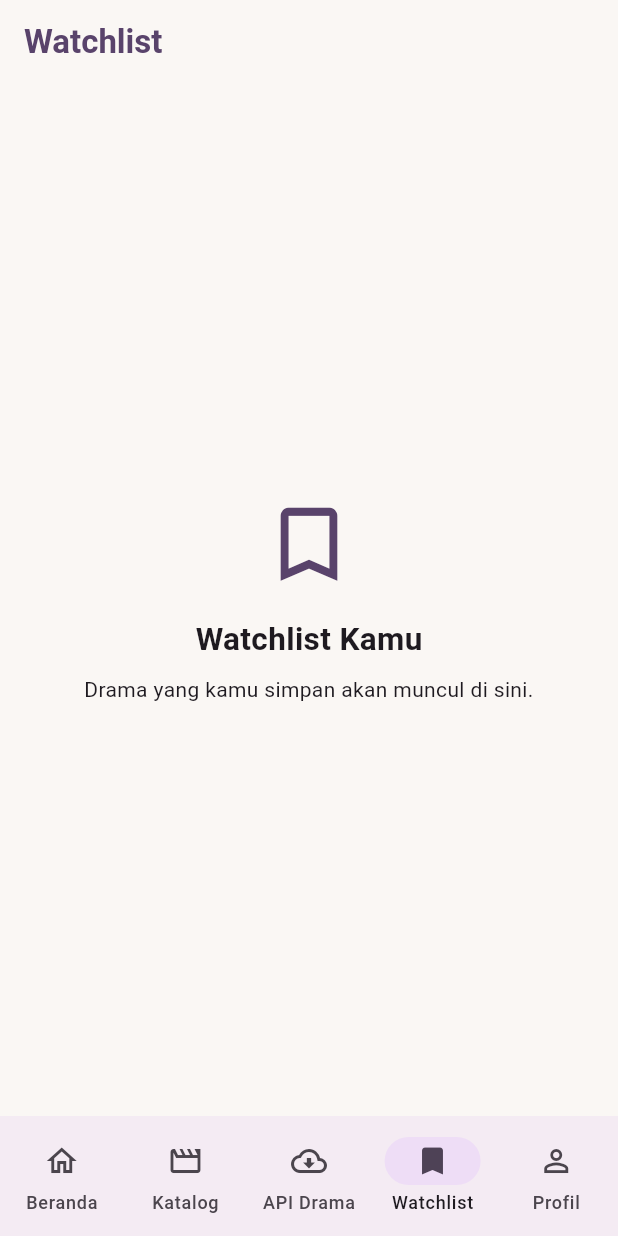
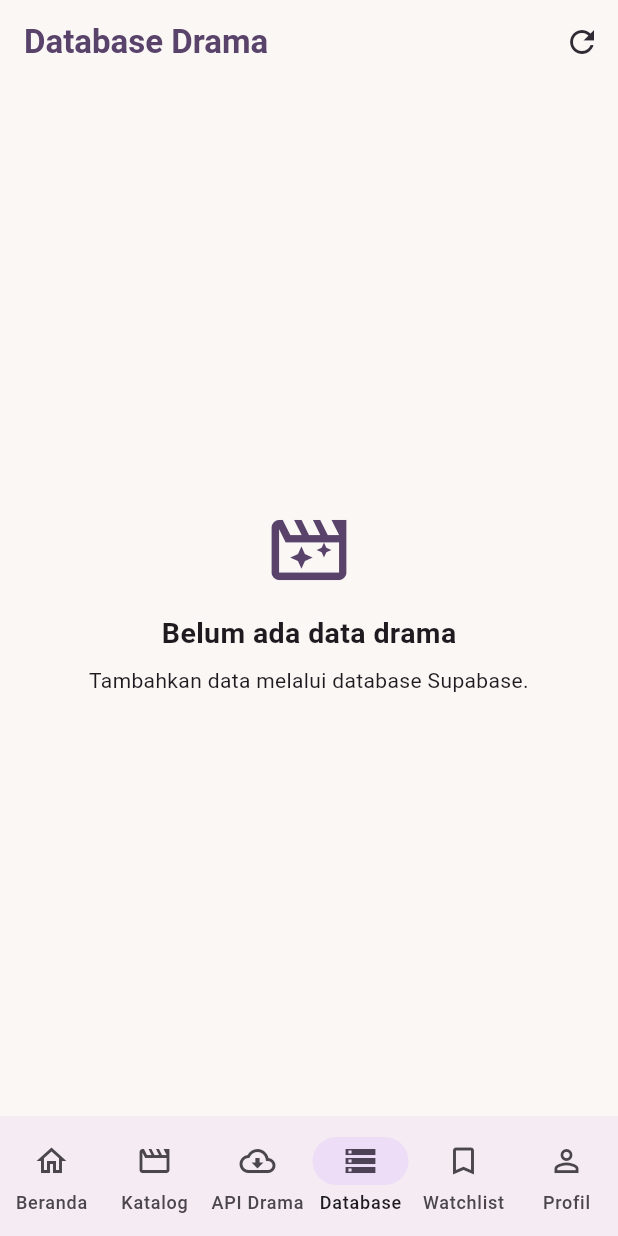
Before and after one commit to kadekmartini/UTS_2415051004_KadekMartiniAristianti, a Flutter app: the screen it shows after launch, item 4 of the bottom bar chosen, on a phone screen of 412 x 824 dp. Run offline on Flutter 3.47's test engine with Material 3 defaults, Android fonts, the phone set to English and light mode, and no system bars; our stand-ins replace supabase_flutter; accounts and stored records are empty.

Commit message:
Integrate backend database

```diff
--- a/lib/main.dart
+++ b/lib/main.dart
@@ -1,12 +1,29 @@
 import 'package:flutter/material.dart';
 import 'package:provider/provider.dart';
+import 'package:supabase_flutter/supabase_flutter.dart';
 
 import 'models/drama_item.dart';
 import 'models/drama_api_model.dart';
 import 'providers/drama_provider.dart';
 import 'providers/drama_api_provider.dart';
+import 'providers/drama_database_provider.dart';
+import 'screens/drama_database_screen.dart';
 
-void main() {
+// KONFIGURASI SUPABASE
+const String supabaseUrl =
+    'https://idpxiyyrjnusoiynbtpg.supabase.co';
+
+const String supabasePublishableKey =
+    'sb_publishable_Yo8NEsJKgv2yZHur5LNu1A_VxPU4CKX';
+
+Future<void> main() async {
+  WidgetsFlutterBinding.ensureInitialized();
+
+  await Supabase.initialize(
+    url: supabaseUrl,
+    publishableKey: supabasePublishableKey,
+  );
+
   runApp(
     MultiProvider(
       providers: [
@@ -15,6 +32,9 @@ void main() {
         ),
         ChangeNotifierProvider<DramaApiProvider>(
           create: (context) => DramaApiProvider(),
+        ),
+        ChangeNotifierProvider<DramaDatabaseProvider>(
+          create: (context) => DramaDatabaseProvider(),
         ),
       ],
       child: const MyApp(),
@@ -116,6 +136,7 @@ class _MainNavigationScreenState
     HomeScreen(),
     CatalogScreen(),
     ApiDramaScreen(),
+    DramaDatabaseScreen(),
     WatchlistScreen(),
     ProfileScreen(),
   ];
@@ -149,6 +170,11 @@ class _MainNavigationScreenState
             icon: Icon(Icons.cloud_download_outlined),
             selectedIcon: Icon(Icons.cloud_download),
             label: 'API Drama',
+          ),
+          NavigationDestination(
+            icon: Icon(Icons.storage_outlined),
+            selectedIcon: Icon(Icons.storage),
+            label: 'Database',
           ),
           NavigationDestination(
             icon: Icon(Icons.bookmark_outline),
@@ -723,9 +749,7 @@ class DramaDetailScreen extends StatelessWidget {
           const SizedBox(height: 24),
           FilledButton.icon(
             onPressed: () {
-              context
-                  .read<DramaProvider>()
-                  .toggleWatchlist(drama);
+              context.read<DramaProvider>().toggleWatchlist(drama);
 
               ScaffoldMessenger.of(context).showSnackBar(
                 SnackBar(
@@ -903,9 +927,7 @@ class _ApiDramaScreenState extends State<ApiDramaScreen> {
       hasSearched = true;
     });
 
-    await context
-        .read<DramaApiProvider>()
-        .searchDramas(query);
+    await context.read<DramaApiProvider>().searchDramas(query);
   }
 
   @override
@@ -985,7 +1007,6 @@ class _ApiDramaScreenState extends State<ApiDramaScreen> {
           ),
           const Divider(height: 1),
 
-          // STATUS LOADING
           if (apiProvider.isLoading)
             const Expanded(
               child: Center(
@@ -1001,8 +1022,6 @@ class _ApiDramaScreenState extends State<ApiDramaScreen> {
                 ),
               ),
             )
-
-          // STATUS ERROR
           else if (apiProvider.errorMessage != null)
             Expanded(
               child: Center(
@@ -1032,8 +1051,6 @@ class _ApiDramaScreenState extends State<ApiDramaScreen> {
                 ),
               ),
             )
-
-          // HASIL PENCARIAN ATAU STATUS KOSONG
           else if (apiProvider.dramas.isEmpty)
             Expanded(
               child: Center(
@@ -1073,8 +1090,6 @@ class _ApiDramaScreenState extends State<ApiDramaScreen> {
                 ),
               ),
             )
-
-          // HASIL REST API
           else
             Expanded(
               child: Column(
@@ -1098,7 +1113,6 @@ class _ApiDramaScreenState extends State<ApiDramaScreen> {
                       itemCount: apiProvider.dramas.length,
                       itemBuilder: (context, index) {
                         final drama = apiProvider.dramas[index];
-
                         return ApiDramaCard(drama: drama);
                       },
                     ),
--- /dev/null
+++ b/lib/models/drama_database_model.dart
@@ -0,0 +1,47 @@
+class DramaDatabaseModel {
+  final int id;
+  final String title;
+  final int? year;
+  final String genre;
+  final String? description;
+  final String? posterUrl;
+  final DateTime? createdAt;
+
+  const DramaDatabaseModel({
+    required this.id,
+    required this.title,
+    required this.year,
+    required this.genre,
+    required this.description,
+    required this.posterUrl,
+    required this.createdAt,
+  });
+
+  factory DramaDatabaseModel.fromJson(
+    Map<String, dynamic> json,
+  ) {
+    return DramaDatabaseModel(
+      id: (json['id'] as num).toInt(),
+      title: json['title'] as String,
+      year: (json['year'] as num?)?.toInt(),
+      genre: json['genre'] as String,
+      description: json['description'] as String?,
+      posterUrl: json['poster_url'] as String?,
+      createdAt: json['created_at'] == null
+          ? null
+          : DateTime.tryParse(
+              json['created_at'].toString(),
+            ),
+    );
+  }
+
+  Map<String, dynamic> toJson() {
+    return {
+      'title': title,
+      'year': year,
+      'genre': genre,
+      'description': description,
+      'poster_url': posterUrl,
+    };
+  }
+}
--- /dev/null
+++ b/lib/providers/drama_database_provider.dart
@@ -0,0 +1,44 @@
+import 'package:flutter/foundation.dart';
+
+import '../models/drama_database_model.dart';
+import '../services/drama_supabase_service.dart';
+
+class DramaDatabaseProvider extends ChangeNotifier {
+  final DramaSupabaseService _service;
+
+  DramaDatabaseProvider({
+    DramaSupabaseService? service,
+  }) : _service = service ?? DramaSupabaseService();
+
+  List<DramaDatabaseModel> _dramas = [];
+  bool _isLoading = false;
+  String? _errorMessage;
+
+  List<DramaDatabaseModel> get dramas =>
+      List.unmodifiable(_dramas);
+
+  bool get isLoading => _isLoading;
+
+  String? get errorMessage => _errorMessage;
+
+  Future<void> loadDramas() async {
+    _isLoading = true;
+    _errorMessage = null;
+    notifyListeners();
+
+    try {
+      _dramas = await _service.getDramas();
+    } catch (error) {
+      _errorMessage =
+          'Gagal mengambil data drama dari database. '
+          'Periksa koneksi dan izin akses Supabase.';
+    } finally {
+      _isLoading = false;
+      notifyListeners();
+    }
+  }
+
+  Future<void> refreshDramas() async {
+    await loadDramas();
+  }
+}
--- /dev/null
+++ b/lib/screens/drama_database_screen.dart
@@ -0,0 +1,256 @@
+import 'package:flutter/material.dart';
+import 'package:provider/provider.dart';
+
+import '../models/drama_database_model.dart';
+import '../providers/drama_database_provider.dart';
+
+class DramaDatabaseScreen extends StatefulWidget {
+  const DramaDatabaseScreen({super.key});
+
+  @override
+  State<DramaDatabaseScreen> createState() =>
+      _DramaDatabaseScreenState();
+}
+
+class _DramaDatabaseScreenState
+    extends State<DramaDatabaseScreen> {
+  @override
+  void initState() {
+    super.initState();
+
+    WidgetsBinding.instance.addPostFrameCallback((_) {
+      if (mounted) {
+        context.read<DramaDatabaseProvider>().loadDramas();
+      }
+    });
+  }
+
+  @override
+  Widget build(BuildContext context) {
+    final provider = context.watch<DramaDatabaseProvider>();
+
+    return Scaffold(
+      appBar: AppBar(
+        title: const Text(
+          'Database Drama',
+          style: TextStyle(
+            fontWeight: FontWeight.bold,
+            color: Color(0xFF59436B),
+          ),
+        ),
+        actions: [
+          IconButton(
+            tooltip: 'Muat ulang data',
+            onPressed: provider.isLoading
+                ? null
+                : () => provider.loadDramas(),
+            icon: const Icon(Icons.refresh),
+          ),
+        ],
+      ),
+      body: _buildBody(provider),
+    );
+  }
+
+  Widget _buildBody(DramaDatabaseProvider provider) {
+    if (provider.isLoading) {
+      return const Center(
+        child: Column(
+          mainAxisSize: MainAxisSize.min,
+          children: [
+            CircularProgressIndicator(
+              color: Color(0xFF59436B),
+            ),
+            SizedBox(height: 16),
+            Text('Mengambil data dari Supabase...'),
+          ],
+        ),
+      );
+    }
+
+    if (provider.errorMessage != null) {
+      return Center(
+        child: Padding(
+          padding: const EdgeInsets.all(24),
+          child: Column(
+            mainAxisSize: MainAxisSize.min,
+            children: [
+              const Icon(
+                Icons.cloud_off_outlined,
+                size: 60,
+                color: Colors.redAccent,
+              ),
+              const SizedBox(height: 12),
+              const Text(
+                'Data gagal dimuat',
+                style: TextStyle(
+                  fontSize: 19,
+                  fontWeight: FontWeight.bold,
+                ),
+              ),
+              const SizedBox(height: 8),
+              Text(
+                provider.errorMessage!,
+                textAlign: TextAlign.center,
+              ),
+              const SizedBox(height: 16),
+              FilledButton.icon(
+                onPressed: () => provider.loadDramas(),
+                icon: const Icon(Icons.refresh),
+                label: const Text('Coba Lagi'),
+              ),
+            ],
+          ),
+        ),
+      );
+    }
+
+    if (provider.dramas.isEmpty) {
+      return const Center(
+        child: Padding(
+          padding: EdgeInsets.all(24),
+          child: Column(
+            mainAxisSize: MainAxisSize.min,
+            children: [
+              Icon(
+                Icons.movie_filter_outlined,
+                size: 60,
+                color: Color(0xFF59436B),
+              ),
+              SizedBox(height: 12),
+              Text(
+                'Belum ada data drama',
+                style: TextStyle(
+                  fontSize: 19,
+                  fontWeight: FontWeight.bold,
+                ),
+              ),
+              SizedBox(height: 8),
+              Text(
+                'Tambahkan data melalui database Supabase.',
+                textAlign: TextAlign.center,
+              ),
+            ],
+          ),
+        ),
+      );
+    }
+
+    return RefreshIndicator(
+      onRefresh: provider.refreshDramas,
+      color: const Color(0xFF59436B),
+      child: ListView.builder(
+        physics: const AlwaysScrollableScrollPhysics(),
+        padding: const EdgeInsets.all(16),
+        itemCount: provider.dramas.length,
+        itemBuilder: (context, index) {
+          final drama = provider.dramas[index];
+
+          return DramaDatabaseCard(drama: drama);
+        },
+      ),
+    );
+  }
+}
+
+class DramaDatabaseCard extends StatelessWidget {
+  final DramaDatabaseModel drama;
+
+  const DramaDatabaseCard({
+    super.key,
+    required this.drama,
+  });
+
+  @override
+  Widget build(BuildContext context) {
+    return Card(
+      color: Colors.white,
+      margin: const EdgeInsets.only(bottom: 12),
+      clipBehavior: Clip.antiAlias,
+      child: Padding(
+        padding: const EdgeInsets.all(12),
+        child: Row(
+          crossAxisAlignment: CrossAxisAlignment.start,
+          children: [
+            _buildPoster(drama.posterUrl),
+            const SizedBox(width: 14),
+            Expanded(
+              child: Column(
+                crossAxisAlignment: CrossAxisAlignment.start,
+                children: [
+                  Text(
+                    drama.title,
+                    style: const TextStyle(
+                      fontSize: 17,
+                      fontWeight: FontWeight.bold,
+                      color: Color(0xFF302A35),
+                    ),
+                  ),
+                  const SizedBox(height: 6),
+                  Text(
+                    drama.year?.toString() ??
+                        'Tahun belum tersedia',
+                    style: const TextStyle(
+                      color: Color(0xFF59436B),
+                      fontWeight: FontWeight.w600,
+                    ),
+                  ),
+                  const SizedBox(height: 4),
+                  Text('Genre: ${drama.genre}'),
+                  if (drama.description?.isNotEmpty ?? false) ...[
+                    const SizedBox(height: 6),
+                    Text(
+                      drama.description!,
+                      maxLines: 3,
+                      overflow: TextOverflow.ellipsis,
+                    ),
+                  ],
+                ],
+              ),
+            ),
+          ],
+        ),
+      ),
+    );
+  }
+
+  Widget _buildPoster(String? url) {
+    if (url == null || url.isEmpty) {
+      return Container(
+        width: 76,
+        height: 106,
+        decoration: BoxDecoration(
+          color: const Color(0xFFECE3F0),
+          borderRadius: BorderRadius.circular(10),
+        ),
+        child: const Icon(
+          Icons.movie_outlined,
+          size: 36,
+          color: Color(0xFF59436B),
+        ),
+      );
+    }
+
+    return ClipRRect(
+      borderRadius: BorderRadius.circular(10),
+      child: Image.network(
+        url,
+        width: 76,
+        height: 106,
+        fit: BoxFit.cover,
+        errorBuilder: (context, error, stackTrace) {
+          return Container(
+            width: 76,
+            height: 106,
+            color: const Color(0xFFECE3F0),
+            child: const Icon(
+              Icons.movie_outlined,
+              size: 36,
+              color: Color(0xFF59436B),
+            ),
+          );
+        },
+      ),
+    );
+  }
+}
--- /dev/null
+++ b/lib/services/drama_supabase_service.dart
@@ -0,0 +1,24 @@
+import 'package:supabase_flutter/supabase_flutter.dart';
+
+import '../models/drama_database_model.dart';
+
+class DramaSupabaseService {
+  final SupabaseClient _client;
+
+  DramaSupabaseService({
+    SupabaseClient? client,
+  }) : _client = client ?? Supabase.instance.client;
+
+  Future<List<DramaDatabaseModel>> getDramas() async {
+    final rows = await _client
+        .from('dramas')
+        .select()
+        .order('id', ascending: true);
+
+    return rows
+        .map(
+          (row) => DramaDatabaseModel.fromJson(row),
+        )
+        .toList();
+  }
+}
--- a/pubspec.yaml
+++ b/pubspec.yaml
@@ -36,6 +36,7 @@ dependencies:
   cupertino_icons: ^1.0.8
   provider: ^6.1.5+1
   http: ^1.6.0
+  supabase_flutter: ^2.18.3
 
 dev_dependencies:
   flutter_test:
```
Also changed, not shown: pubspec.lock, 6 other files.
